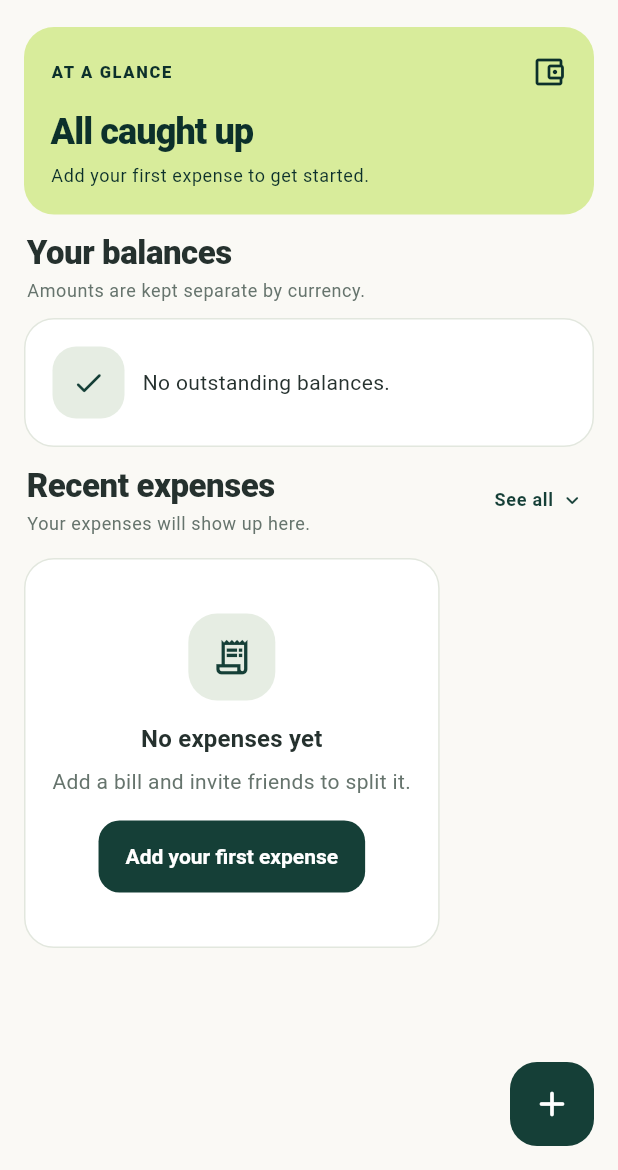
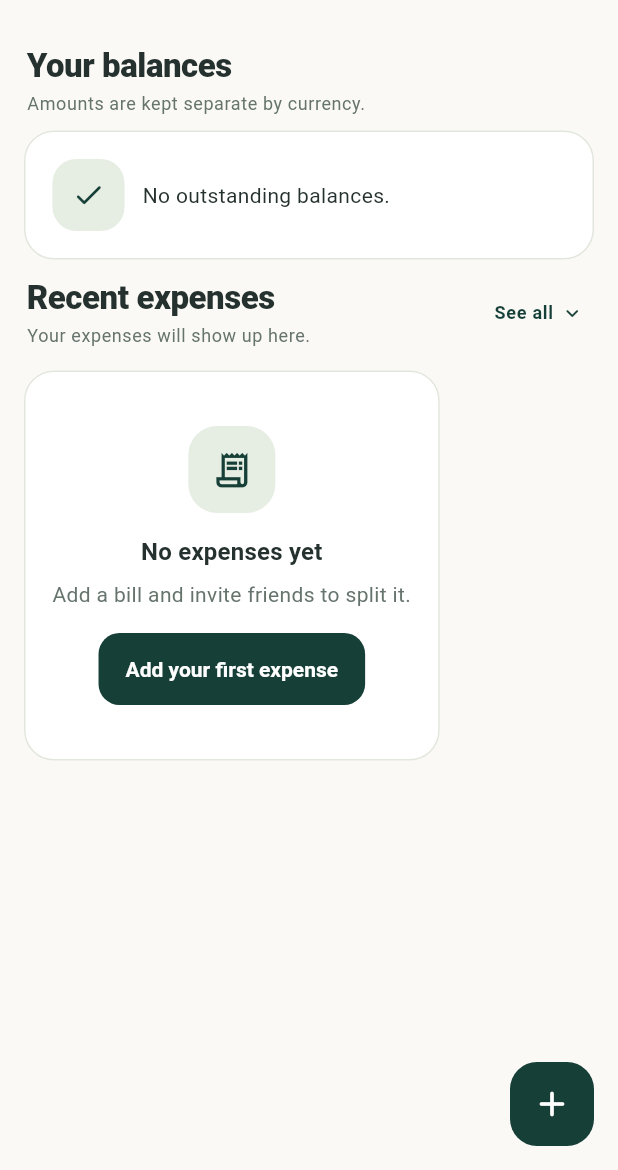
Before and after one commit to Haiderdogar/Splitwize, a Flutter app: the BillsTab screen opened directly, on a phone screen of 412 x 824 dp, the part 66-1236 px from its top. Run offline on Flutter 3.47's test engine with Material 3 defaults, Android fonts, the phone set to English and light mode, and no system bars; our stand-ins replace cloud_firestore, connectivity_plus, firebase_auth, firebase_core, firebase_crashlytics, firebase_messaging and 10 more; missing offline and left inert: currency_picker, purchases_flutter; accounts and stored records are empty; generated files the repository leaves out were written again.

Commit message:
Remove redundant At a Glance card from Home screen

```diff
--- a/lib/screens/bills_tab.dart
+++ b/lib/screens/bills_tab.dart
@@ -105,7 +105,6 @@ class _BillsTabState extends ConsumerState<BillsTab> {
                     return _HomeOverview(
                       billCount: bills.length,
                       visibleCount: visible.length,
-                      openCount: bills.where((b) => !b.fullySettled).length,
                       balances: byCurrency,
                       filter: _filter,
                       onFilter: (v) => setState(() => _filter = v),
@@ -137,7 +136,6 @@ class _HomeOverview extends StatelessWidget {
   const _HomeOverview({
     required this.billCount,
     required this.visibleCount,
-    required this.openCount,
     required this.balances,
     required this.filter,
     required this.onFilter,
@@ -146,7 +144,6 @@ class _HomeOverview extends StatelessWidget {
 
   final int billCount;
   final int visibleCount;
-  final int openCount;
   final Map<String, ({double owed, double owe})> balances;
   final _ExpenseFilter filter;
   final ValueChanged<_ExpenseFilter> onFilter;
@@ -154,34 +151,8 @@ class _HomeOverview extends StatelessWidget {
 
   @override
   Widget build(BuildContext context) {
-    final scheme = Theme.of(context).colorScheme;
     final codes = balances.keys.toList()..sort();
     return Column(crossAxisAlignment: CrossAxisAlignment.start, children: [
-      SoftPanel(
-        fill: scheme.primaryContainer,
-        border: false,
-        child: Column(crossAxisAlignment: CrossAxisAlignment.start, children: [
-          Row(children: [
-            Expanded(child: Text('AT A GLANCE',
-              style: Theme.of(context).textTheme.labelSmall?.copyWith(
-                color: scheme.onPrimaryContainer, letterSpacing: 1.1,
-                fontWeight: FontWeight.w800))),
-            Icon(Icons.account_balance_wallet_outlined,
-              color: scheme.onPrimaryContainer),
-          ]),
-          const SizedBox(height: 12),
-          Text(openCount == 0 ? 'All caught up' :
-              '$openCount open ${openCount == 1 ? 'expense' : 'expenses'}',
-            style: Theme.of(context).textTheme.headlineSmall?.copyWith(
-              color: scheme.onPrimaryContainer)),
-          const SizedBox(height: 5),
-          Text(billCount == 0
-              ? 'Add your first expense to get started.'
-              : '$billCount total ${billCount == 1 ? 'expense' : 'expenses'} tracked',
-            style: Theme.of(context).textTheme.bodySmall?.copyWith(
-              color: scheme.onPrimaryContainer)),
-        ]),
-      ),
       const SectionHeading('Your balances',
         subtitle: 'Amounts are kept separate by currency.'),
       if (codes.isEmpty)
```
Also changed, not shown: 1 other file.
